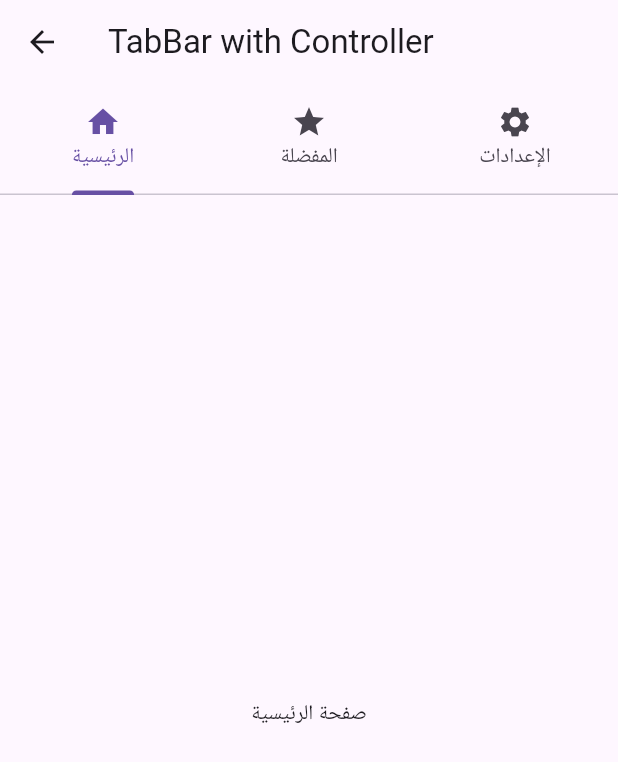
After one commit to Shreen2211/flutter_challenge, a Flutter app: the TabControllerType screen opened directly, on a phone screen of 412 x 824 dp. The commit adds this screen. Shown: the top 762 px of the screen. Run offline on Flutter 3.47's test engine with Material 3 defaults, Android fonts, the phone set to English and light mode, and no system bars; our stand-ins replace device_preview, go_router; statements that could not run were skipped.

```diff
--- /dev/null
+++ b/lib/day_10/tab_bar.dart
@@ -0,0 +1,33 @@
+import 'package:flutter/material.dart';
+
+class TabBarType extends StatelessWidget {
+  const TabBarType({super.key});
+
+  @override
+  Widget build(BuildContext context) {
+    return MaterialApp(
+      home: DefaultTabController(
+        length: 3, // عدد التابات
+        child: Scaffold(
+          appBar: AppBar(
+            title: Text('TabBar Example'),
+            bottom: TabBar(
+              tabs: [
+                Tab(icon: Icon(Icons.home), text: "الرئيسية"),
+                Tab(icon: Icon(Icons.star), text: "المفضلة"),
+                Tab(icon: Icon(Icons.settings), text: "الإعدادات"),
+              ],
+            ),
+          ),
+          body: TabBarView(
+            children: [
+              Center(child: Text("صفحة الرئيسية")),
+              Center(child: Text("صفحة المفضلة")),
+              Center(child: Text("صفحة الإعدادات")),
+            ],
+          ),
+        ),
+      ),
+    );
+  }
+}
--- /dev/null
+++ b/lib/day_10/tab_controller.dart
@@ -0,0 +1,51 @@
+import 'package:flutter/material.dart';
+
+class TabControllerType extends StatefulWidget {
+  const TabControllerType({super.key});
+
+  @override
+  // ignore: library_private_types_in_public_api
+  _TabControllerTypeState createState() => _TabControllerTypeState();
+}
+
+class _TabControllerTypeState extends State<TabControllerType>
+    with SingleTickerProviderStateMixin {
+  late TabController _tabController;
+
+  @override
+  void initState() {
+    super.initState();
+    _tabController = TabController(length: 3, vsync: this);
+  }
+
+  @override
+  void dispose() {
+    _tabController.dispose();
+    super.dispose();
+  }
+
+  @override
+  Widget build(BuildContext context) {
+    return Scaffold(
+      appBar: AppBar(
+        title: Text('TabBar with Controller'),
+        bottom: TabBar(
+          controller: _tabController,
+          tabs: [
+            Tab(icon: Icon(Icons.home), text: "الرئيسية"),
+            Tab(icon: Icon(Icons.star), text: "المفضلة"),
+            Tab(icon: Icon(Icons.settings), text: "الإعدادات"),
+          ],
+        ),
+      ),
+      body: TabBarView(
+        controller: _tabController,
+        children: [
+          Center(child: Text("صفحة الرئيسية")),
+          Center(child: Text("صفحة المفضلة")),
+          Center(child: Text("صفحة الإعدادات")),
+        ],
+      ),
+    );
+  }
+}
--- /dev/null
+++ b/lib/day_10/tab_positioned.dart
@@ -0,0 +1,44 @@
+import 'package:flutter/material.dart';
+
+class TabBarPositioned extends StatelessWidget {
+  const TabBarPositioned({super.key});
+
+  @override
+  Widget build(BuildContext context) {
+    return MaterialApp(
+      home: DefaultTabController(
+        length: 3,
+        child: Scaffold(
+          body: Stack(
+            children: [
+              TabBarView(
+                children: [
+                  Center(child: Text("صفحة الرئيسية")),
+                  Center(child: Text("صفحة المفضلة")),
+                  Center(child: Text("صفحة الإعدادات")),
+                ],
+              ),
+              Positioned(
+                bottom: 0,
+                left: 0,
+                right: 0,
+                child: Container(
+                  color: Colors.blue,
+                  child: TabBar(
+                    labelColor: Colors.white,
+                    indicatorColor: Colors.yellow,
+                    tabs: [
+                      Tab(icon: Icon(Icons.home), text: "الرئيسية"),
+                      Tab(icon: Icon(Icons.star), text: "المفضلة"),
+                      Tab(icon: Icon(Icons.settings), text: "الإعدادات"),
+                    ],
+                  ),
+                ),
+              ),
+            ],
+          ),
+        ),
+      ),
+    );
+  }
+}
--- a/lib/day_9/animation_tween.dart
+++ b/lib/day_9/animation_tween.dart
@@ -4,6 +4,7 @@ class TweenAnimationExample extends StatefulWidget {
   const TweenAnimationExample({super.key});
 
   @override
+  // ignore: library_private_types_in_public_api
   _TweenAnimationExampleState createState() => _TweenAnimationExampleState();
 }
 
```
Also changed, not shown: lib/day_9/hero_animation.dart (+5 -5 lines), lib/day_9/physical_based_animation.dart (added, +35 -0 lines), lib/main.dart (+6 -5 lines).
